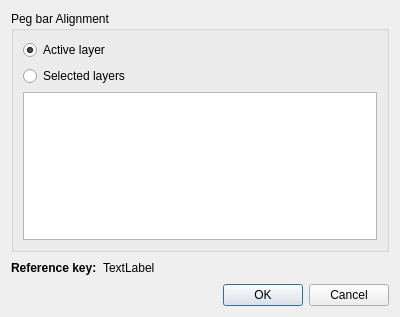
The window that app/ui/pegbarregistration.ui (pencil2d/pencil) describes before a commit, drawn with Qt 5.
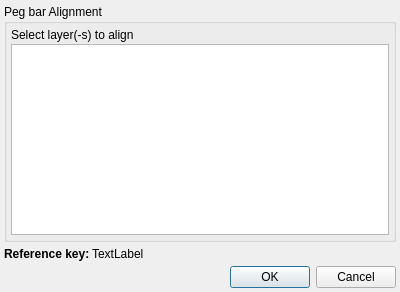
The same window after the commit. Icons and pictures are not drawn.

```diff
--- a/app/ui/pegbarregistration.ui
+++ b/app/ui/pegbarregistration.ui
@@ -7,7 +7,7 @@
     <x>0</x>
     <y>0</y>
     <width>400</width>
-    <height>317</height>
+    <height>292</height>
    </rect>
   </property>
   <property name="windowTitle">
@@ -18,26 +18,46 @@
     <normaloff>:/icons/icon.png</normaloff>:/icons/icon.png</iconset>
   </property>
   <layout class="QVBoxLayout" name="verticalLayout">
+   <property name="spacing">
+    <number>2</number>
+   </property>
+   <property name="leftMargin">
+    <number>4</number>
+   </property>
+   <property name="topMargin">
+    <number>4</number>
+   </property>
+   <property name="rightMargin">
+    <number>4</number>
+   </property>
+   <property name="bottomMargin">
+    <number>4</number>
+   </property>
    <item>
     <widget class="QGroupBox" name="groupBox">
      <property name="title">
       <string>Peg bar Alignment</string>
      </property>
      <layout class="QVBoxLayout" name="verticalLayout_2">
+      <property name="spacing">
+       <number>2</number>
+      </property>
+      <property name="leftMargin">
+       <number>4</number>
+      </property>
+      <property name="topMargin">
+       <number>4</number>
+      </property>
+      <property name="rightMargin">
+       <number>4</number>
+      </property>
+      <property name="bottomMargin">
+       <number>4</number>
+      </property>
       <item>
-       <widget class="QRadioButton" name="rbActiveLayer">
+       <widget class="QLabel" name="label">
         <property name="text">
-         <string>Active layer</string>
-        </property>
-        <property name="checked">
-         <bool>true</bool>
-        </property>
-       </widget>
-      </item>
-      <item>
-       <widget class="QRadioButton" name="rbSelectedLayers">
-        <property name="text">
-         <string>Selected layers</string>
+         <string>Select layer(-s) to align</string>
         </property>
        </widget>
       </item>
```
